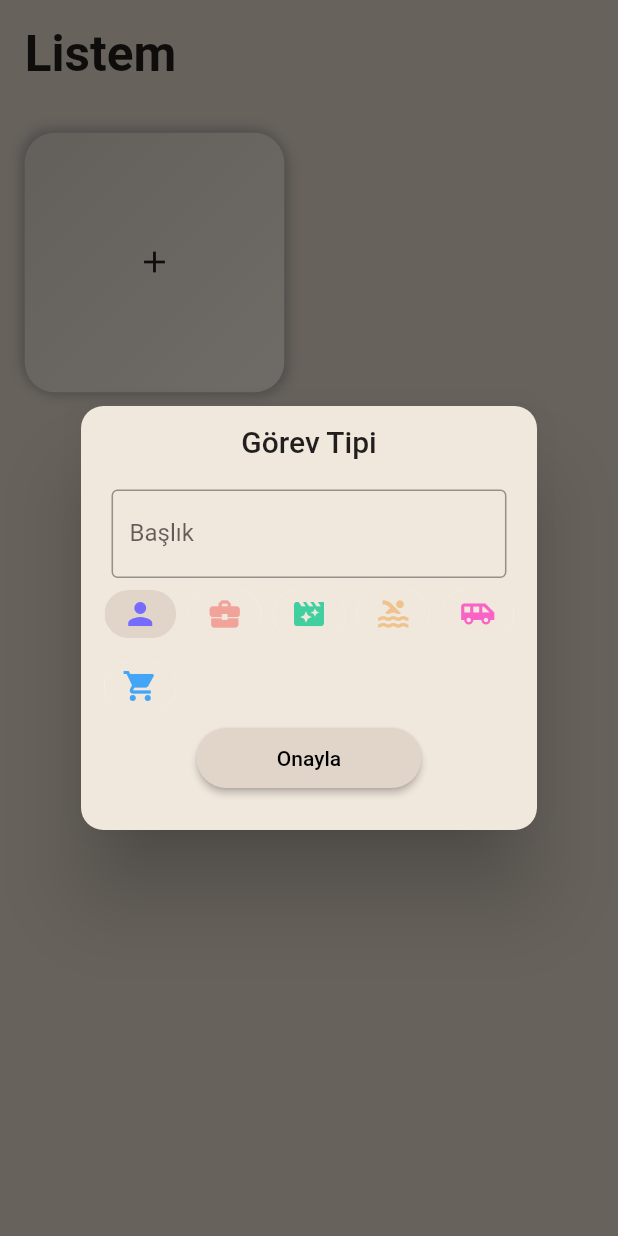
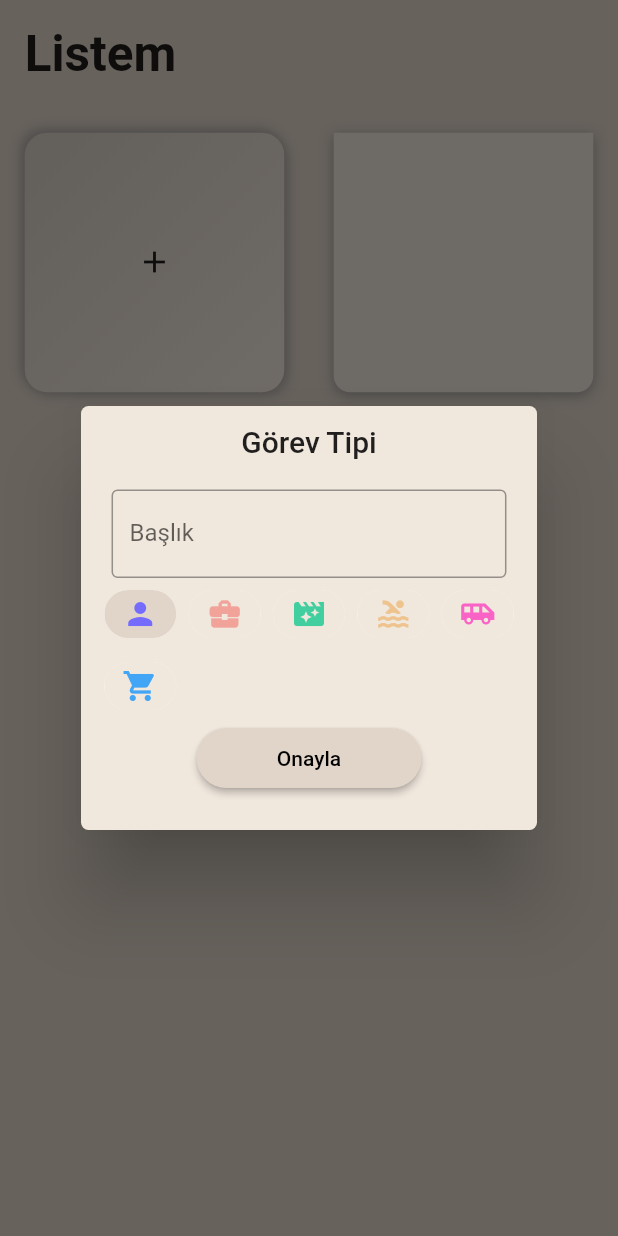
Before and after one commit to erenkaraboga/Task_App, a Flutter app: the screen it shows after launch, after a tap on the "add" icon, on a phone screen of 412 x 824 dp. Run offline on Flutter 3.47's test engine with Material 2 defaults, Android fonts, the phone set to English and light mode, and no system bars; drawn by our look-alikes of flutter_neumorphic; our stand-ins replace equatable, flutter_easyloading, get, get_storage, step_progress_indicator.

Commit message:
Task_Card Widget Added

```diff
--- a/lib/app/core/values/colors.dart
+++ b/lib/app/core/values/colors.dart
@@ -8,5 +8,6 @@ const yellow = Color(0xFFEEC38E);
 const lightBlue = Color(0xFF42A5F5);
 const blue = Color(0xFF2860E6);
 const background=Color(0xFFe1d5c9);
-const boxes=Color(0xFFf0e7dd);
+const addBoxColor=Color(0xFFf0e7dd);
+const taskCardColor=Color.fromARGB(173, 238, 217, 188);
 const grey= Colors.grey;
--- a/lib/app/modules/home/view.dart
+++ b/lib/app/modules/home/view.dart
@@ -1,10 +1,12 @@
 import 'package:flutter/material.dart';
 import 'package:get/get.dart';
 import 'package:task_app_getx/app/core/values/colors.dart';
+import 'package:task_app_getx/app/data/models/task.dart';
 import 'package:task_app_getx/app/modules/home/controller.dart';
 import 'package:task_app_getx/app/core/utils/extensions.dart';
 import 'package:task_app_getx/app/modules/home/widgets/add_cart.dart';
 import 'package:flutter/services.dart';
+import 'package:task_app_getx/app/modules/home/widgets/task_card.dart';
 
 class HomePage extends GetView<HomeController> {
   const HomePage({Key? key}) : super(key: key);
@@ -25,12 +27,17 @@ class HomePage extends GetView<HomeController> {
                       TextStyle(fontSize: 24.0.sp, fontWeight: FontWeight.bold),
                 ),
               ),
-
               GridView.count(
                 crossAxisCount: 2,
                 shrinkWrap: true,
                 physics: const ClampingScrollPhysics(),
-                children: [AddCard()],
+                children: [
+                  AddCard(),
+                  TaskCard(
+                    task: const Task(
+                        color: '#FFEEC38E', icon: 0xe59c, title: "title"),
+                  ),
+                ],
               )
             ],
           ),
--- a/lib/app/modules/home/widgets/add_cart.dart
+++ b/lib/app/modules/home/widgets/add_cart.dart
@@ -24,10 +24,10 @@ class AddCard extends StatelessWidget {
         onPressed: () async {
           await Future.delayed(const Duration(milliseconds: 300));
           await Get.defaultDialog(
-              backgroundColor: boxes,
+              backgroundColor: addBoxColor,
               titlePadding: EdgeInsets.symmetric(vertical: 3.0.wp),
               title: "Görev Tipi",
-              radius: 15,
+              radius: 5,
               content: Form(
                 key: homeCtrl.formKey,
                 child: Column(children: [
@@ -52,7 +52,7 @@ class AddCard extends StatelessWidget {
                           .map((e) => Obx(() {
                                 final index = icons.indexOf(e);
                                 return ChoiceChip(
-                                  backgroundColor: boxes,
+                                  backgroundColor: addBoxColor,
                                   pressElevation: 0,
                                   selectedColor: background,
                                   label: e,
@@ -83,15 +83,17 @@ class AddCard extends StatelessWidget {
                     )
                 ]),
               ));
+              homeCtrl.editCtrl.clear();
+              homeCtrl.changeChipIndex(0);
         },
         style: NeumorphicStyle(
             shape: NeumorphicShape.concave,
-            boxShape: NeumorphicBoxShape.roundRect(BorderRadius.circular(20)),
+            boxShape: NeumorphicBoxShape.roundRect(BorderRadius.circular(15)),
             depth: 5,
             shadowLightColorEmboss: Colors.black,
             shadowDarkColor: grey,
             shadowLightColor: grey,
-            color: boxes),
+            color: addBoxColor),
       ),
     );
   }
--- /dev/null
+++ b/lib/app/modules/home/widgets/task_card.dart
@@ -0,0 +1,39 @@
+import 'dart:math';
+import 'package:step_progress_indicator/step_progress_indicator.dart';
+import 'package:flutter/material.dart';
+import 'package:get/get.dart';
+import 'package:task_app_getx/app/core/utils/extensions.dart';
+import 'package:task_app_getx/app/core/values/colors.dart';
+import 'package:task_app_getx/app/modules/home/controller.dart';
+import 'package:task_app_getx/app/modules/home/widgets/add_cart.dart';
+
+import '../../../data/models/task.dart';
+
+class TaskCard extends StatelessWidget {
+  final homeCtrl = Get.find<HomeController>();
+  final Task task;
+  TaskCard({Key? key, required this.task}) : super(key: key);
+  @override
+  Widget build(BuildContext context) {
+    final color = HexColor.fromHex(task.color);
+    final squareWidth = Get.width - 12.0.wp;
+    return Container(
+      width: squareWidth / 2,
+      height: squareWidth / 2,
+      margin: EdgeInsets.all(4.0.wp),
+      decoration: const BoxDecoration(
+          color: addBoxColor,
+          boxShadow: [
+            BoxShadow(
+              color: Colors.grey,
+              blurRadius: 7,
+              offset: Offset(0, 2),
+            )
+          ],
+          borderRadius: BorderRadius.only(
+              bottomLeft: Radius.circular(11),
+              bottomRight: Radius.circular(11))),
+
+    );
+  }
+}
--- a/pubspec.yaml
+++ b/pubspec.yaml
@@ -40,6 +40,7 @@ dependencies:
   flutter_easyloading: ^3.0.3
   dotted_border: ^2.0.0+2
   flutter_neumorphic: ^3.2.0
+  step_progress_indicator: ^1.0.2
 
 dev_dependencies:
   flutter_test:
```
Also changed, not shown: pubspec.lock.
